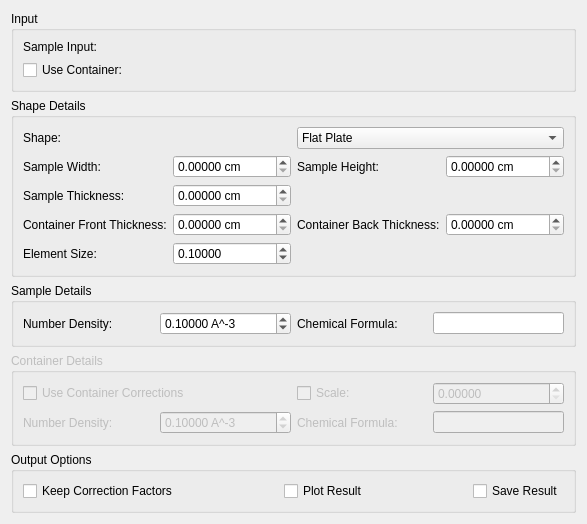
Qt form MantidQt/CustomInterfaces/inc/MantidQtCustomInterfaces/Indirect/AbsorptionCorrections.ui (mantidproject/mantid) before a commit.
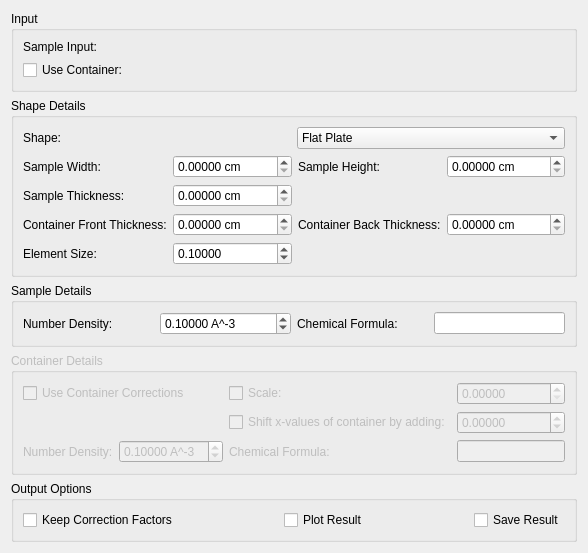
The same form after that commit. Custom widgets are drawn as their Qt base class.

Commit message:
Added Shift to interface for absorption
Refs #14243

The edit to the form file:
```diff
--- a/MantidQt/CustomInterfaces/inc/MantidQtCustomInterfaces/Indirect/AbsorptionCorrections.ui
+++ b/MantidQt/CustomInterfaces/inc/MantidQtCustomInterfaces/Indirect/AbsorptionCorrections.ui
@@ -513,21 +513,21 @@
       <string>Container Details</string>
      </property>
      <layout class="QGridLayout" name="gridLayout_2">
-      <item row="3" column="2">
+      <item row="4" column="2">
        <widget class="QLabel" name="lbCanChemicalFormula">
         <property name="text">
          <string>Chemical Formula:</string>
         </property>
        </widget>
       </item>
-      <item row="3" column="0">
+      <item row="4" column="0">
        <widget class="QLabel" name="lbCanNumberDensity">
         <property name="text">
          <string>Number Density:</string>
         </property>
        </widget>
       </item>
-      <item row="3" column="1">
+      <item row="4" column="1">
        <widget class="QDoubleSpinBox" name="spCanNumberDensity">
         <property name="enabled">
          <bool>false</bool>
@@ -546,7 +546,7 @@
         </property>
        </widget>
       </item>
-      <item row="3" column="3">
+      <item row="4" column="3">
        <widget class="QLineEdit" name="leCanChemicalFormula">
         <property name="enabled">
          <bool>false</bool>
@@ -579,6 +579,32 @@
         </property>
        </widget>
       </item>
+      <item row="3" column="3">
+        <widget class="QDoubleSpinBox" name="spCanShift">
+          <property name="enabled">
+            <bool>false</bool>
+          </property>
+          <property name="decimals">
+           <number>5</number>
+          </property>
+          <property name="singleStep">
+            <double>0.010000000000000</double>
+          </property>
+          <property name="minimum">
+            <double>-999.999999</double>
+          </property>
+          <property name="maximum">
+            <double>999.99999</double>
+          </property>
+        </widget>
+      </item>
+      <item row="3" column="2">
+        <widget class="QCheckBox" name="ckShiftCan">
+          <property name="text">
+            <string>Shift x-values of container by adding:</string>
+          </property>
+        </widget>
+      </item>
       <item row="2" column="0" colspan="2">
        <widget class="QCheckBox" name="ckUseCanCorrections">
         <property name="text">
```
Left out of the diff: 18 changed lines with no effect on the pictures. Lines whose indentation alone changed are shown as unchanged.
